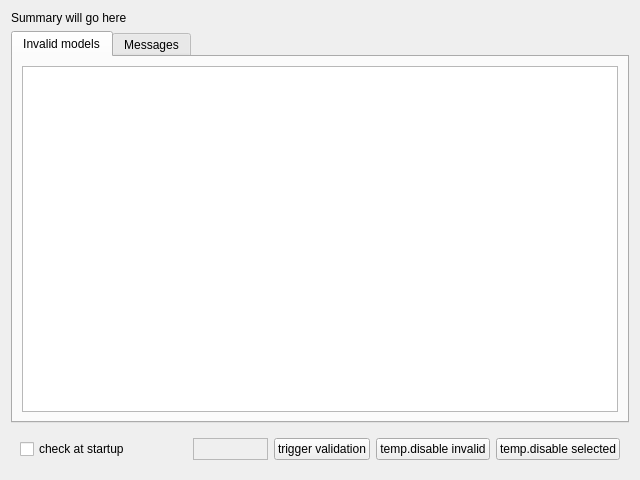
swift-project/pilotclient, file src/blackgui/components/aircraftmodelvalidationcomponent.ui: the form before one commit.
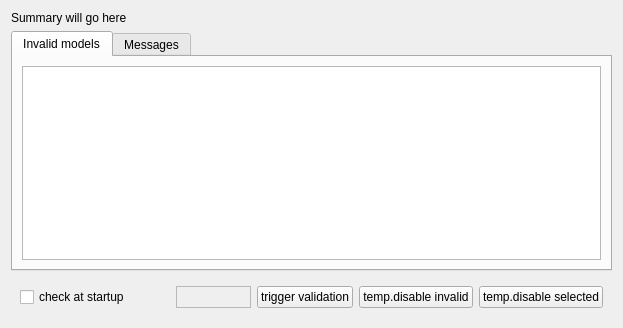
The form after the commit. Custom widgets are drawn as their Qt base class.

Commit message: Ref T515, avoid unnecessary updating (last result ts) and UI adjustments

The edit to the form file:
```diff
--- a/src/blackgui/components/aircraftmodelvalidationcomponent.ui
+++ b/src/blackgui/components/aircraftmodelvalidationcomponent.ui
@@ -2,14 +2,6 @@
 <ui version="4.0">
  <class>CAircraftModelValidationComponent</class>
  <widget class="QFrame" name="CAircraftModelValidationComponent">
-  <property name="geometry">
-   <rect>
-    <x>0</x>
-    <y>0</y>
-    <width>640</width>
-    <height>480</height>
-   </rect>
-  </property>
   <property name="windowTitle">
    <string>Model validation</string>
   </property>
```
Left out of the diff: 4 changed lines with no effect on the pictures. The commit also changes 3 other files.
